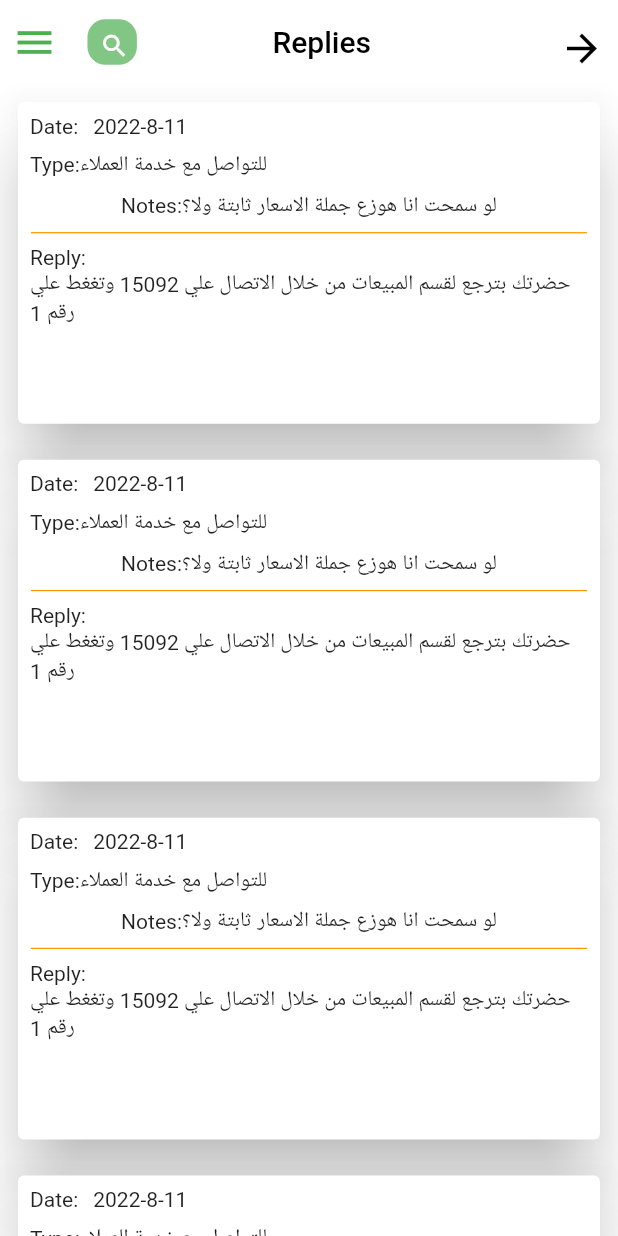
After one commit to Shehab-adel/alhoda_shop, a Flutter app: the RepliesScreen screen opened by its route, on a phone screen of 412 x 824 dp. The commit adds this screen. Run offline on Flutter 3.47's test engine with Material 2 defaults, Android fonts, the phone set to English and light mode, and no system bars; our stand-ins replace badges, carousel_slider, font_awesome_flutter, get, smooth_page_indicator.

Commit message:
added replies screen(replies card)

```diff
--- a/lib/routes/app_routes.dart
+++ b/lib/routes/app_routes.dart
@@ -4,6 +4,7 @@ import 'package:alhoda/view/screens/drawer_screen.dart';
 import 'package:alhoda/view/screens/notification_screen.dart';
 import 'package:alhoda/view/screens/orders_screen.dart';
 import 'package:alhoda/view/screens/point_screen.dart';
+import 'package:alhoda/view/screens/replies_screen.dart';
 import 'package:alhoda/view/screens/search_screen.dart';
 import 'package:alhoda/view/screens/similar_item.dart';
 import 'package:alhoda/view/screens/wallet_screen.dart';
@@ -24,6 +25,7 @@ class AppRoutes {
   static const pointScreenRoute = '/point_screen';
   static const supportScreenRoute = '/support_screen';
   static const notificationsScreenRoute = '/notifications_screen';
+  static const repliesScreenRoute = '/replies_screen';
 
   static final routes = [
     GetPage(
@@ -67,5 +69,9 @@ class AppRoutes {
       name: notificationsScreenRoute,
       page: () => NotificationsScreen(),
     ),
+    GetPage(
+      name: repliesScreenRoute,
+      page: () => RepliesScreen(),
+    ),
   ];
 }
--- /dev/null
+++ b/lib/view/screens/replies_screen.dart
@@ -0,0 +1,37 @@
+import 'package:alhoda/view/shared/app_bar.dart';
+import 'package:alhoda/view/widgets/main_screen/drawer/drawer_widget.dart';
+import 'package:alhoda/view/widgets/replies_screen/replies_card.dart';
+import 'package:flutter/material.dart';
+import 'package:get/get.dart';
+
+class RepliesScreen extends StatelessWidget {
+  RepliesScreen({Key? key}) : super(key: key);
+
+  late Size size;
+
+  @override
+  Widget build(BuildContext context) {
+    size = MediaQuery.of(context).size;
+
+    return SafeArea(
+        child: Scaffold(
+            backgroundColor: Colors.white.withOpacity(0.9),
+            appBar: buildAppBar(
+                context: context,
+                onPressedIcon: () {
+                  Get.back();
+                },
+                title: 'Replies',
+                sizeMediaQueryWidth: 0.2),
+            drawer: Drawer(
+              backgroundColor: Colors.green,
+              child: DrawerWidget(),
+            ),
+            body: ListView.separated(
+                itemBuilder: (buildContext, index) => RepliesCard(),
+                separatorBuilder: (buildContext, index) => SizedBox(
+                      height: size.height * .0001,
+                    ),
+                itemCount: 10)));
+  }
+}
--- a/lib/view/widgets/main_screen/Best_selling_items.dart
+++ b/lib/view/widgets/main_screen/Best_selling_items.dart
@@ -95,7 +95,7 @@ class _BestSellingItemsState extends State<BestSellingItems> {
 
   Widget dropDownBottomContainer() {
     return PopupMenuButton(
-        icon: const Icon(Icons.arrow_drop_down),
+        icon: const Icon(Icons.expand_more),
         itemBuilder: (context) {
           return const [
             PopupMenuItem<int>(
--- a/lib/view/widgets/main_screen/Items_with_the_most_points.dart
+++ b/lib/view/widgets/main_screen/Items_with_the_most_points.dart
@@ -95,7 +95,7 @@ class _BestSellingItemsState extends State<ItemsWithTheMostPoints> {
 
   Widget dropDownBottomContainer() {
     return PopupMenuButton(
-        icon: const Icon(Icons.arrow_drop_down),
+        icon: const Icon(Icons.expand_more),
         itemBuilder: (context) {
           return const [
             PopupMenuItem<int>(
--- a/lib/view/widgets/main_screen/drawer/drawer_widget.dart
+++ b/lib/view/widgets/main_screen/drawer/drawer_widget.dart
@@ -60,8 +60,10 @@ class DrawerWidget extends StatelessWidget {
                 'Notifications', Icons.notifications, () {
               Get.toNamed(AppRoutes.notificationsScreenRoute);
             }),
-            notificationsAndRepliesListTile(
-                'Replies', Icons.quickreply_sharp, () {}),
+            notificationsAndRepliesListTile('Replies', Icons.quickreply_sharp,
+                () {
+              Get.toNamed(AppRoutes.repliesScreenRoute);
+            }),
           ],
         ),
       ),
--- /dev/null
+++ b/lib/view/widgets/replies_screen/replies_card.dart
@@ -0,0 +1,92 @@
+import 'package:flutter/material.dart';
+
+class RepliesCard extends StatelessWidget {
+  RepliesCard({Key? key}) : super(key: key);
+
+  late Size size;
+
+  @override
+  Widget build(BuildContext context) {
+    size = MediaQuery.of(context).size;
+    return Padding(
+      padding: const EdgeInsets.all(8.0),
+      child: SizedBox(
+        height: size.height * .27,
+        child: Card(
+          elevation: 20,
+          child: Padding(
+            padding: const EdgeInsets.all(8.0),
+            child: Column(
+              children: [
+                Row(
+                  children: [
+                    Text(
+                      'Date:',
+                    ),
+                    SizedBox(
+                      width: 10,
+                    ),
+                    Text(
+                      '2022-8-11',
+                    ),
+                  ],
+                ),
+                SizedBox(
+                  height: size.height * .01,
+                ),
+                Row(
+                  children: const [
+                    Text(
+                      'Type:',
+                    ),
+                    Text(
+                      'للتواصل مع خدمة العملاء',
+                    ),
+                  ],
+                ),
+                SizedBox(
+                  height: size.height * .01,
+                ),
+                SingleChildScrollView(
+                  scrollDirection: Axis.horizontal,
+                  child: Row(
+                    children: const [
+                      Text(
+                        'Notes:',
+                      ),
+                      Text(
+                        'لو سمحت انا هوزع جملة الاسعار ثابتة ولا؟',
+                      ),
+                    ],
+                  ),
+                ),
+                SizedBox(
+                  height: size.height * .01,
+                ),
+                Container(
+                  width: size.width * .9,
+                  height: size.height * .001,
+                  color: Colors.orange,
+                ),
+                SizedBox(
+                  height: size.height * .01,
+                ),
+                SingleChildScrollView(
+                  child: Column(
+                    crossAxisAlignment: CrossAxisAlignment.start,
+                    children: const [
+                      Text('Reply:'),
+                      Text(
+                        'حضرتك بترجع لقسم المبيعات من خلال الاتصال علي 15092 وتغغط علي رقم 1',
+                      ),
+                    ],
+                  ),
+                )
+              ],
+            ),
+          ),
+        ),
+      ),
+    );
+  }
+}
```
